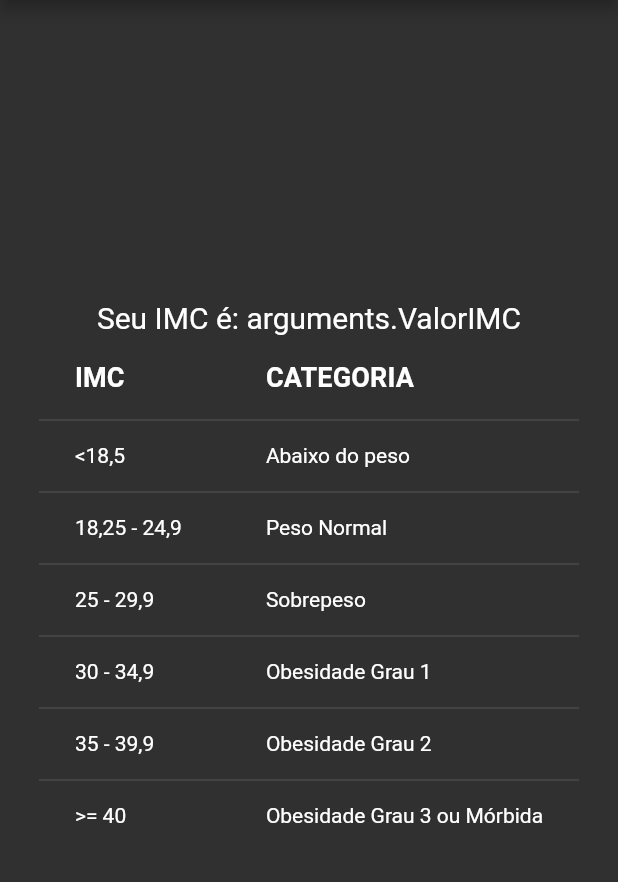
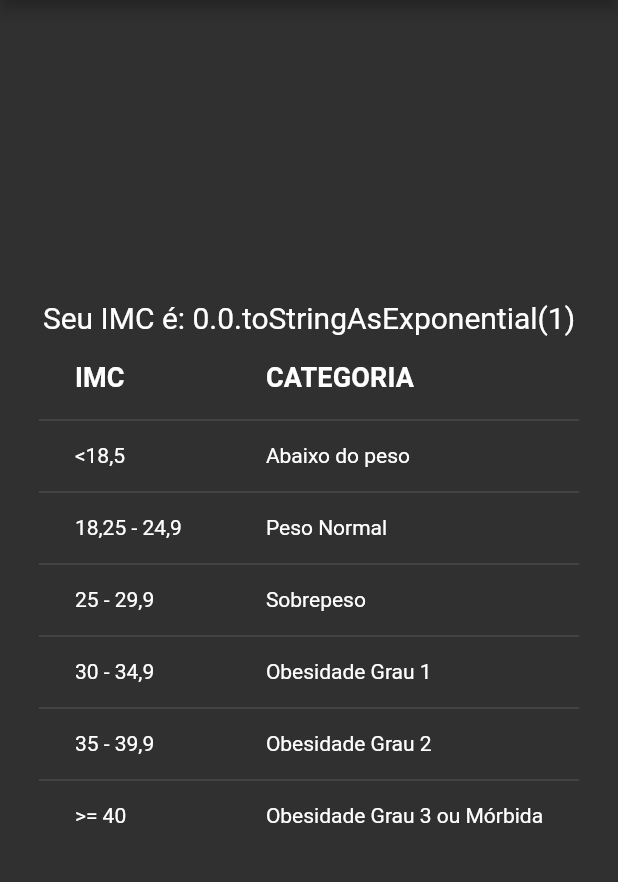
Before and after one commit to LenilsonJr1/CalcSalute, a Flutter app: the ImcResult screen opened by its route, on a phone screen of 412 x 824 dp, the part 84-966 px from its top. Run offline on Flutter 3.47's test engine with Material 2 defaults, Android fonts, the phone set to English and light mode, and no system bars.

Commit message:
Adicionando passagem de parâmetros

```diff
--- a/lib/ImcResult.dart
+++ b/lib/ImcResult.dart
@@ -2,7 +2,9 @@ import 'package:flutter/cupertino.dart';
 import 'package:flutter/material.dart';
 
 class ImcResult extends StatelessWidget {
-  int counter = 45;
+  final double ValorImc;
+
+  const ImcResult({Key? key, required this.ValorImc}) : super(key: key);
 
   @override
   Widget build(BuildContext context) {
@@ -21,7 +23,7 @@ class ImcResult extends StatelessWidget {
               mainAxisAlignment: MainAxisAlignment.center,
               children: [
                 Container(
-                  child: Text('Seu IMC é: arguments.ValorIMC',
+                  child: Text('Seu IMC é: $ValorImc.toStringAsExponential(1)',
                       style: TextStyle(color: Colors.white, fontSize: 20.0)),
                 )
               ],
--- a/lib/app_widget.dart
+++ b/lib/app_widget.dart
@@ -13,7 +13,9 @@ class AppWidget extends StatelessWidget {
           primarySwatch: Colors.blueGrey, brightness: Brightness.dark),
       routes: {
         '/': (context) => HomePage(),
-        '/result': (context) => ImcResult(),
+        '/result': (context) => ImcResult(
+              ValorImc: 0,
+            ),
       },
     );
   }
```
Also changed, not shown: lib/home_page.dart (+11 -5 lines).
